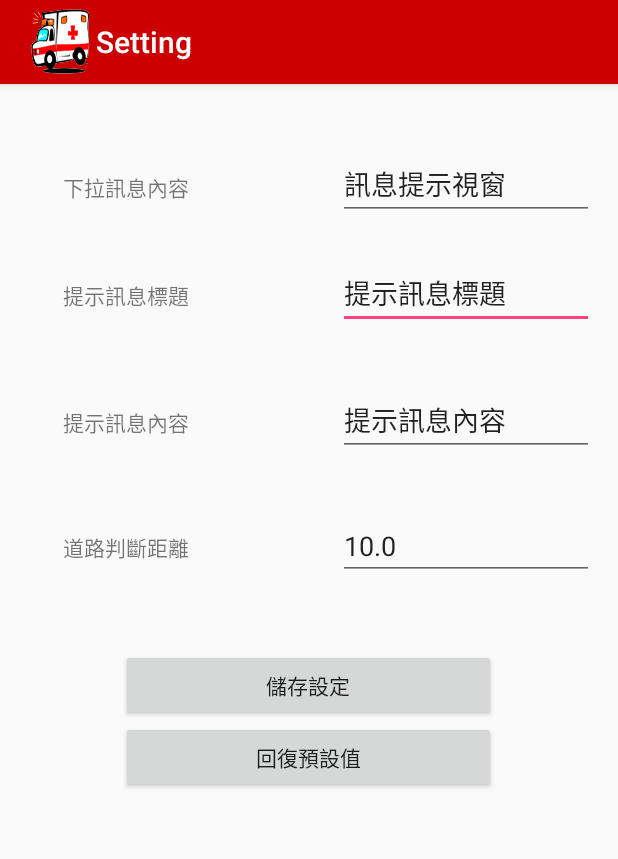
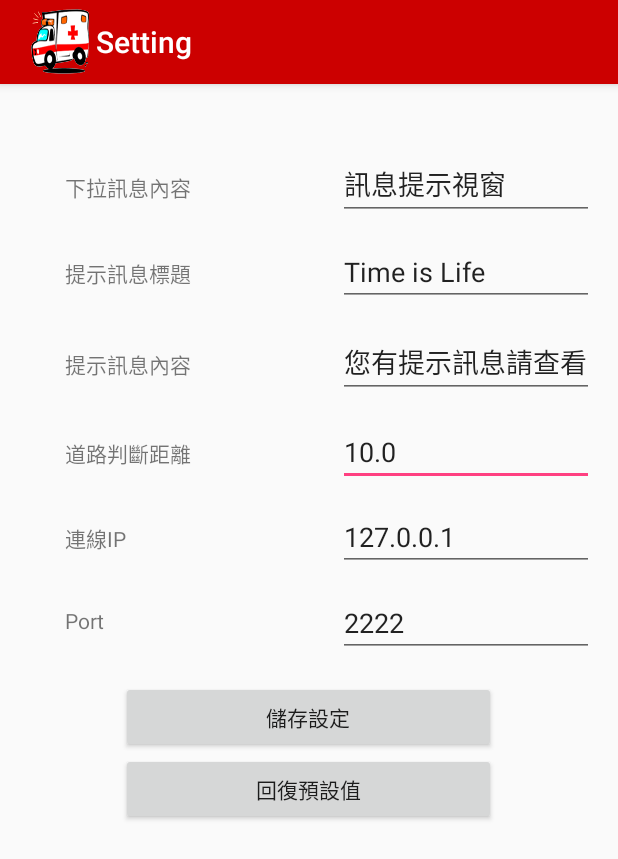
Before and after one commit to john850512/Time-is-Life, an Android app: the screen it shows after launch (SettingActivity), after a tap on an icon or button, on a phone screen of 412 x 824 dp. Shown: the top 859 px of the screen. Run offline under Robolectric (Android 15) with nearby library versions, the phone set to English and light mode, and no system bars; 2 other taps on this screen came first.

Commit message:
V1.4
版本:V1.4
日期:20170803
說明:
1.SettingActivity的IP和Port
2.SettingActivity UI
3.MainActivity UI
4.MainActivity Code 架構調整
5.解決SettingActivity回到主頁面會重複呼叫Activity的bug

```diff
--- a/Google_API_O_I_O_I/app/src/main/java/net/macdidi/google_api_o_i_o_i/MainActivity.java
+++ b/Google_API_O_I_O_I/app/src/main/java/net/macdidi/google_api_o_i_o_i/MainActivity.java
@@ -8,6 +8,8 @@ import android.content.SharedPreferences;
 import android.graphics.Bitmap;
 import android.graphics.BitmapFactory;
 import android.graphics.drawable.BitmapDrawable;
+import android.net.ConnectivityManager;
+import android.net.NetworkInfo;
 import android.os.Bundle;
 import android.os.Handler;
 import android.os.Message;
@@ -28,22 +30,24 @@ import java.io.DataOutputStream;
 import java.net.InetAddress;
 import java.net.Socket;
 
+import static android.R.attr.port;
 import static net.macdidi.google_api_o_i_o_i.R.id.button;
 import static net.macdidi.google_api_o_i_o_i.R.id.imageView;
 
 public class MainActivity extends AppCompatActivity  {
     private int socketerr = 0;
-    private Button Notify_Button ;
+    private Button Notify_Button;
     private Button settingBtn;
+    private Button redbutton;
     private ToggleButton toggleButton;
-    private Button redbutton ;
     private Switch switch1;
 
     //golbal variable(saved in xml)
     private String hintText;
     private String hintContentTitle;
     private String hintContentText;
-    private Double tolerance;
+    private String IP;
+    private int port;
 
     ImageView smallred;
     ImageView smallgreen;
@@ -59,7 +63,9 @@ public class MainActivity extends AppCompatActivity  {
     protected void onCreate(Bundle savedInstanceState) {
         super.onCreate(savedInstanceState);
         setContentView(R.layout.activity_main);
-        //set icon with actionbar
+        //檢查網路狀態
+        checkNetStat();
+        //設定ICON
         ActionBar menu = getSupportActionBar();
         menu.setDisplayShowHomeEnabled(true);
         menu.setIcon(R.mipmap.ic_launcher);
@@ -67,7 +73,35 @@ public class MainActivity extends AppCompatActivity  {
         Thread test = new Thread(clientSocket);
         test.start();
 
-        //讀取數據
+        if(readReacord() == 0)firRecord();//第一次開啟APP(之前沒寫過檔案)
+
+        Notify_Button = (Button)findViewById(R.id.Notify_Button);//開啟上方訊息通知的按鈕
+        Notify_Button.setOnClickListener(MsgNotice);
+        settingBtn = (Button)findViewById(button);//Setting Button
+        settingBtn.setOnClickListener(openSettingActivity);
+        redbutton = (Button)findViewById(R.id.button3);//Center Circle Button
+        redbutton.setOnClickListener(openMapActivity);
+        smallred = (ImageView) findViewById(imageView);
+        smallgreen = (ImageView) findViewById(R.id.imageView2);
+        switch1 = (Switch)findViewById(R.id.switch1);
+        switch1.setOnClickListener(switch_colorChange);
+
+        animateButton();
+    }
+
+    private void firRecord(){
+        SharedPreferences sharedPreferences = getSharedPreferences("Data" , MODE_PRIVATE);
+        sharedPreferences.edit().putInt("fir_write", 1).apply();
+        sharedPreferences.edit().putString("hintText", "訊息提示視窗").apply();
+        sharedPreferences.edit().putString("hintContentTitle", "Time is Life").apply();
+        sharedPreferences.edit().putString("hintContentText", "您有提示訊息請查看").apply();
+        sharedPreferences.edit().putFloat("tolerance", 10.0f).apply();
+        sharedPreferences.edit().putString("IP", "127.0.0.1").apply();
+        sharedPreferences.edit().putInt("port", 2222).apply();
+        Toast.makeText(MainActivity.this,"紀錄檔設定完成",Toast.LENGTH_SHORT).show();
+    }
+    private int readReacord(){
+        //讀取數據，回傳1代表該手機已有xml檔；0代表手機尚未建立xml檔
         SharedPreferences sharedPreferences = getSharedPreferences("Data" , MODE_PRIVATE);
         int fir_write = 0;
         fir_write = sharedPreferences.getInt("fir_write",0);
@@ -75,22 +109,52 @@ public class MainActivity extends AppCompatActivity  {
         hintText = sharedPreferences.getString("hintText","訊息提示視窗");
         hintContentTitle = sharedPreferences.getString("hintContentTitle","Time is Life");
         hintContentText = sharedPreferences.getString("hintContentText","hintContentText");
-        tolerance = Double.valueOf(sharedPreferences.getFloat("tolerance",10.0f));
-        //第一次開啟APP(之前沒寫過檔案)
-        if(fir_write == 0)
-        {
-            Toast.makeText(MainActivity.this,"第一次檔案寫入成功",Toast.LENGTH_SHORT).show();
-            sharedPreferences.edit().putInt("fir_write", 1).apply();
-            sharedPreferences.edit().putString("hintText", "訊息提示視窗").apply();
-            sharedPreferences.edit().putString("hintContentTitle", "提示訊息標題").apply();
-            sharedPreferences.edit().putString("hintContentText", "提示訊息內容").apply();
-            sharedPreferences.edit().putFloat("tolerance", 10.0f).apply();
+        IP = sharedPreferences.getString("IP","127.0.0.1");
+        port = sharedPreferences.getInt("port",2222);
+        return fir_write;
     }
-
-        Notify_Button = (Button)findViewById(R.id.Notify_Button);
-        Notify_Button.setOnClickListener(new View.OnClickListener(){
+    private Button.OnClickListener openSettingActivity = new Button.OnClickListener(){
         @Override
         public void onClick(View v) {
+            Intent Maps = new Intent();
+            Maps.setClass(MainActivity.this,SettingActivity.class);
+            startActivity(Maps);
+        }
+    };
+    private Button.OnClickListener openMapActivity = new Button.OnClickListener(){
+        @Override
+        public void onClick(View v) {
+            Intent Maps = new Intent();
+            Maps.setClass(MainActivity.this,MapsActivity.class);
+            Maps.putExtra("geoinfo",in);
+            startActivity(Maps);
+        }
+    };
+    private Button.OnClickListener switch_colorChange = new Button.OnClickListener(){
+        @Override
+        public void onClick(View v) {
+            if(switch1.isChecked()){
+                //Toast.makeText(MainActivity.this,"YES",Toast.LENGTH_SHORT).show();
+                // int id = getResources().getIdentifier("@drawable/" + "smallgreenbutton.png", null, getPackageName());
+                //red_green_switch.setImageResource(id);
+                smallred.setVisibility(View.GONE);
+                smallgreen.setVisibility(View.VISIBLE);
+                switch1.setText("結束行駛");
+            }
+            else {
+                //Toast.makeText(MainActivity.this,"NO",Toast.LENGTH_SHORT).show();
+                //int id = getResources().getIdentifier("@drawable/" + "smallredbutton.png", null, getPackageName());
+                //red_green_switch.setImageResource(id);
+                smallred.setVisibility(View.VISIBLE);
+                smallgreen.setVisibility(View.GONE);
+                switch1.setText("開始行駛");
+            }
+        }
+    };
+    //通知偵聽
+    private Button.OnClickListener MsgNotice = new Button.OnClickListener(){
+        @Override
+        public void onClick(View v){
             //步驟1 : 初始化NotificationManager，取得Notification服務
             NotificationManager myNotificationManager = (NotificationManager)getSystemService(NOTIFICATION_SERVICE);
             //步驟2 : 按下通知之後要執行的activity
@@ -150,73 +214,8 @@ public class MainActivity extends AppCompatActivity  {
             //取消以前顯示的所有通知.
 //              mNotificationManager.cancelAll();
         }
-        });
-        settingBtn = (Button)findViewById(button);//Setting Button
-        redbutton = (Button)findViewById(R.id.button3);//Center Circle Button
-        smallred = (ImageView) findViewById(imageView);
-        smallgreen = (ImageView) findViewById(R.id.imageView2);
-        toggleButton = (ToggleButton) findViewById(R.id.toggleButton);
-        switch1 = (Switch)findViewById(R.id.switch1);
-        switch1.setOnClickListener(new View.OnClickListener() {
-            @Override
-            public void onClick(View v) {
-                if(switch1.isChecked()){
-                    //Toast.makeText(MainActivity.this,"YES",Toast.LENGTH_SHORT).show();
-                    // int id = getResources().getIdentifier("@drawable/" + "smallgreenbutton.png", null, getPackageName());
-                    //red_green_switch.setImageResource(id);
-                    smallred.setVisibility(View.GONE);
-                    smallgreen.setVisibility(View.VISIBLE);
-                }
-                else {
-                    //Toast.makeText(MainActivity.this,"NO",Toast.LENGTH_SHORT).show();
-                    //int id = getResources().getIdentifier("@drawable/" + "smallredbutton.png", null, getPackageName());
-                    //red_green_switch.setImageResource(id);
-                    smallred.setVisibility(View.VISIBLE);
-                    smallgreen.setVisibility(View.GONE);
-                }
-            }
-        });
-        toggleButton.setOnClickListener(new View.OnClickListener() {
-            @Override
-            public void onClick(View v) {
-                if(toggleButton.isChecked()){
-                    //Toast.makeText(MainActivity.this,"YES",Toast.LENGTH_SHORT).show();
-                   // int id = getResources().getIdentifier("@drawable/" + "smallgreenbutton.png", null, getPackageName());
-                    //red_green_switch.setImageResource(id);
-                    smallred.setVisibility(View.GONE);
-                    smallgreen.setVisibility(View.VISIBLE);
-                }
-                else {
-                    //Toast.makeText(MainActivity.this,"NO",Toast.LENGTH_SHORT).show();
-                    //int id = getResources().getIdentifier("@drawable/" + "smallredbutton.png", null, getPackageName());
-                    //red_green_switch.setImageResource(id);
-                    smallred.setVisibility(View.VISIBLE);
-                    smallgreen.setVisibility(View.GONE);
-                }
-            }
-        });
-        //Setting Button
-        settingBtn.setOnClickListener(new View.OnClickListener(){
-            @Override
-            public void onClick(View v) {
-                Intent Maps = new Intent();
-                Maps.setClass(MainActivity.this,SettingActivity.class);
-                startActivity(Maps);
-            }
-        });
-        //Center Circle Button
-        redbutton.setOnClickListener(new View.OnClickListener(){
-            @Override
-            public void onClick(View v) {
-                Intent Maps = new Intent();
-                Maps.setClass(MainActivity.this,MapsActivity.class);
-                Maps.putExtra("geoinfo",in);
-                startActivity(Maps);
-            }
-        });
+    };
 
-        animateButton();
-    }
 
     Handler handler = new Handler() {
         @Override
@@ -227,14 +226,15 @@ public class MainActivity extends AppCompatActivity  {
             else Toast.makeText(getApplicationContext(),"Cannot connect to server~" + in, Toast.LENGTH_LONG).show();
         }
     };
+
     Runnable clientSocket = new Runnable() {
         @Override
         public void run() {
             try {
-                InetAddress serverAddr = InetAddress.getByName("111.254.200.136");
+                InetAddress serverAddr = InetAddress.getByName(IP);
                 Log.e("Socket", "Client: Connecting...");
                 try {
-                    m_socket= new Socket(serverAddr, 2222);
+                    m_socket= new Socket(serverAddr, port);
                     DataOutputStream output = new DataOutputStream( m_socket.getOutputStream() );
                     DataInputStream input = new DataInputStream( m_socket.getInputStream() );
                         //模式 0
@@ -259,12 +259,25 @@ public class MainActivity extends AppCompatActivity  {
             handler.sendEmptyMessage(0);
         }
     };
+    //check Internet
+    public void checkNetStat(){
+        //先取得此CONNECTIVITY_SERVICE
+        ConnectivityManager connManager = (ConnectivityManager) getSystemService(CONNECTIVITY_SERVICE);
+        //取得網路相關資訊
+        NetworkInfo networkInfo = connManager.getActiveNetworkInfo();
+
+        //判斷是否有網路
+        if (networkInfo == null || !networkInfo.isConnected()){
+            Toast.makeText(MainActivity.this,"請確認可連上網路在執行本程式",Toast.LENGTH_SHORT).show();
+            MainActivity.this.finish();
+        }
+    }
     //anim
     public void didTapPlayButton(View view) {
         animateButton();
     }
 
-    void animateButton() {
+    public void animateButton() {
         // Load the animation
         final Animation myAnim = AnimationUtils.loadAnimation(this, R.anim.bounce);
         double animationDuration = 1.6 * 1000;
--- a/Google_API_O_I_O_I/app/src/main/java/net/macdidi/google_api_o_i_o_i/SettingActivity.java
+++ b/Google_API_O_I_O_I/app/src/main/java/net/macdidi/google_api_o_i_o_i/SettingActivity.java
@@ -12,7 +12,7 @@ import android.widget.EditText;
 import static net.macdidi.google_api_o_i_o_i.R.id.testLatInput;
 
 public class SettingActivity extends AppCompatActivity {
-    private EditText EditText00,EditText01,EditText02,EditText03;
+    private EditText EditText00,EditText01,EditText02,EditText03,EditText04,EditText05;
     private Button SettingBtn,RecoverBtn;
     SharedPreferences sharedPreferences;
     @Override
@@ -27,9 +27,11 @@ public class SettingActivity extends AppCompatActivity {
         EditText01 = (EditText) findViewById(R.id.editText01);
         EditText02 = (EditText) findViewById(R.id.editText02);
         EditText03 = (EditText) findViewById(R.id.editText03);
+        EditText04 = (EditText) findViewById(R.id.editText04);
+        EditText05 = (EditText) findViewById(R.id.editText05);
         SettingBtn = (Button) findViewById(R.id.button4);
+        RecoverBtn = (Button) findViewById(R.id.button5);
         SettingBtn.setOnClickListener(Setting);
-        RecoverBtn = (Button) findViewById(R.id.button5);
         RecoverBtn.setOnClickListener(Recover);
         //設置edit text中的value
         sharedPreferences = getSharedPreferences("Data" , MODE_PRIVATE);
@@ -37,6 +39,8 @@ public class SettingActivity extends AppCompatActivity {
         EditText01.setText(sharedPreferences.getString("hintContentTitle","Not Value"));
         EditText02.setText(sharedPreferences.getString("hintContentText","Not Value"));
         EditText03.setText(String.valueOf(sharedPreferences.getFloat("tolerance",10.0f)));
+        EditText04.setText(sharedPreferences.getString("IP","127.0.0.1"));
+        EditText05.setText(String.valueOf(sharedPreferences.getInt("port",2222)));
     }
     private Button.OnClickListener Setting = new Button.OnClickListener(){
         public void onClick(View v){
@@ -44,10 +48,10 @@ public class SettingActivity extends AppCompatActivity {
             sharedPreferences.edit().putString("hintContentTitle", EditText01.getText().toString()).apply();
             sharedPreferences.edit().putString("hintContentText",EditText02.getText().toString()).apply();
             sharedPreferences.edit().putFloat("tolerance", Float.parseFloat(EditText03.getText().toString())).apply();
-
+            sharedPreferences.edit().putString("IP",EditText04.getText().toString()).apply();
+            sharedPreferences.edit().putInt("port", Integer.parseInt(EditText05.getText().toString())).apply();
             Intent Main = new Intent();
             Main.setClass(SettingActivity.this,MainActivity.class);
-            startActivity(Main);
             SettingActivity.this.finish();
         }
     };
@@ -57,9 +61,10 @@ public class SettingActivity extends AppCompatActivity {
             sharedPreferences.edit().putString("hintContentTitle", "Time is Life").apply();
             sharedPreferences.edit().putString("hintContentText", "您有提示訊息請查看").apply();
             sharedPreferences.edit().putFloat("tolerance", 10.0f).apply();
+            sharedPreferences.edit().putString("IP", "127.0.0.1").apply();
+            sharedPreferences.edit().putInt("port", 2222).apply();
             Intent Main = new Intent();
             Main.setClass(SettingActivity.this,MainActivity.class);
-            startActivity(Main);
             SettingActivity.this.finish();
         }
     };
--- a/Google_API_O_I_O_I/app/src/main/res/layout/activity_main.xml
+++ b/Google_API_O_I_O_I/app/src/main/res/layout/activity_main.xml
@@ -20,25 +20,8 @@
         android:textSize="40sp"
         android:textColor="@android:color/holo_green_light" />
 
-    <ToggleButton
-        android:layout_width="wrap_content"
-        android:layout_height="wrap_content"
-        android:id="@+id/toggleButton"
-        android:layout_alignParentTop="true"
-        android:layout_alignParentRight="true"
-        android:layout_toRightOf="@+id/hidden"
-        android:layout_marginTop="20dp"
-        android:layout_marginLeft="10dp"
-        android:layout_marginRight="60dp"
-        android:layout_alignParentEnd="true"
-        android:background="@drawable/login_button_selector"
-        android:textOn="結束行駛"
-        android:textOff="開始行駛"
-        android:checked="false" />
     <!---setting button-->
     <Button
-        android:layout_width="50dp"
-        android:layout_height="50dp"
         android:background="@drawable/settingbtn_selector"
         android:layout_alignParentTop="true"
         android:layout_alignParentRight="true"
@@ -46,7 +29,8 @@
         android:layout_marginTop="18dp"
         android:layout_marginRight="5dp"
         android:id="@+id/button"
-         />
+        android:layout_width="70dp"
+        android:layout_height="70dp" />
 
     <Button
         android:text="按我"
@@ -118,18 +102,6 @@
         android:layout_alignBottom="@+id/hidden"
         android:layout_toEndOf="@+id/About_us" />
 
-    <Switch
-        android:layout_width="wrap_content"
-        android:layout_height="wrap_content"
-        android:id="@+id/switch1"
-        android:textOn="開始行駛"
-        android:textOff="結束行駛"
-        android:splitTrack="false"
-        android:text="道路行駛"
-        android:checked="false"
-        android:layout_below="@+id/toggleButton"
-        android:layout_alignStart="@+id/toggleButton" />
-
     <Button
         android:text="救護車即將經過！！"
         android:id="@+id/button3"
@@ -142,4 +114,16 @@
         android:layout_marginTop="20dp"
         android:textSize="20sp" />
 
+    <Switch
+        android:layout_width="wrap_content"
+        android:layout_height="wrap_content"
+        android:id="@+id/switch1"
+        android:splitTrack="false"
+        android:text="開始行駛"
+        android:checked="false"
+        android:layout_alignParentTop="true"
+        android:layout_alignParentRight="true"
+        android:layout_marginTop="70dp"
+        android:layout_marginRight="80dp" />
+
 </RelativeLayout>
--- a/Google_API_O_I_O_I/app/src/main/res/layout/activity_setting2.xml
+++ b/Google_API_O_I_O_I/app/src/main/res/layout/activity_setting2.xml
@@ -10,28 +10,6 @@
     android:paddingTop="@dimen/activity_vertical_margin"
     tools:context="net.macdidi.google_api_o_i_o_i.SettingActivity">
 
-
-    <EditText
-        android:layout_width="wrap_content"
-        android:layout_height="wrap_content"
-        android:inputType="textPersonName"
-        android:text="Name"
-        android:ems="8"
-        android:layout_alignParentTop="true"
-        android:layout_alignParentEnd="true"
-        android:layout_marginTop="100dp"
-        android:id="@+id/editText01" />
-
-    <EditText
-        android:layout_width="wrap_content"
-        android:layout_height="wrap_content"
-        android:inputType="textPersonName"
-        android:text="Name"
-        android:ems="8"
-        android:id="@+id/editText02"
-        android:layout_alignBaseline="@+id/textView02"
-        android:layout_alignBottom="@+id/textView02"
-        android:layout_alignParentEnd="true" />
 
     <EditText
         android:layout_width="wrap_content"
@@ -53,23 +31,26 @@
         android:layout_alignStart="@+id/editText01"
         android:layout_marginTop="27dp"
         android:id="@+id/editText00" />
+
     <TextView
-        android:text="提示訊息內容"
+        android:text="下拉訊息內容"
         android:layout_width="wrap_content"
         android:layout_height="wrap_content"
-        android:layout_marginTop="51dp"
-        android:id="@+id/textView02"
-        android:layout_below="@+id/editText01"
-        android:layout_alignParentStart="true"
-        android:layout_marginStart="26dp" />
-    <TextView
-        android:text="道路判斷距離"
+        android:layout_alignParentTop="true"
+        android:layout_alignStart="@+id/textView01"
+        android:layout_marginTop="42dp"
+        android:id="@+id/textView00" />
+
+    <EditText
         android:layout_width="wrap_content"
         android:layout_height="wrap_content"
-        android:layout_marginTop="50dp"
-        android:id="@+id/textView03"
-        android:layout_below="@+id/editText02"
-        android:layout_alignStart="@+id/textView02" />
+        android:inputType="textPersonName"
+        android:text="Name"
+        android:ems="8"
+        android:layout_marginTop="12dp"
+        android:id="@+id/editText01"
+        android:layout_below="@+id/editText00"
+        android:layout_alignParentEnd="true" />
 
     <TextView
         android:text="提示訊息標題"
@@ -80,29 +61,90 @@
         android:layout_alignBottom="@+id/editText01"
         android:layout_alignStart="@+id/textView02" />
 
-    <TextView
-        android:text="下拉訊息內容"
+    <EditText
         android:layout_width="wrap_content"
         android:layout_height="wrap_content"
-        android:layout_alignParentTop="true"
-        android:layout_alignStart="@+id/textView01"
-        android:layout_marginTop="42dp"
-        android:id="@+id/textView00" />
-    <Button
-        android:text="儲存設定"
-        android:layout_width="250dp"
+        android:inputType="textPersonName"
+        android:text="Name"
+        android:ems="8"
+        android:id="@+id/editText02"
+        android:layout_alignBaseline="@+id/textView02"
+        android:layout_alignBottom="@+id/textView02"
+        android:layout_alignParentEnd="true" />
+
+    <TextView
+        android:text="道路判斷距離"
+        android:layout_width="wrap_content"
         android:layout_height="wrap_content"
+        android:layout_marginTop="26dp"
+        android:id="@+id/textView03"
+        android:layout_below="@+id/editText02"
+        android:layout_alignStart="@+id/textView02" />
+
+    <TextView
+        android:text="提示訊息內容"
+        android:layout_width="wrap_content"
+        android:layout_height="wrap_content"
+        android:layout_marginTop="28dp"
+        android:id="@+id/textView02"
+        android:layout_marginStart="27dp"
+        android:layout_below="@+id/editText01"
+        android:layout_alignParentStart="true" />
+
+    <EditText
+        android:layout_width="wrap_content"
+        android:layout_height="wrap_content"
+        android:inputType="textPersonName"
+        android:text="Name"
+        android:ems="10"
+        android:id="@+id/editText04"
+        android:layout_marginTop="11dp"
         android:layout_below="@+id/editText03"
-        android:layout_centerHorizontal="true"
-        android:layout_marginTop="46dp"
-        android:id="@+id/button4" />
+        android:layout_alignStart="@+id/editText03" />
+
+    <TextView
+        android:text="連線IP"
+        android:layout_width="wrap_content"
+        android:layout_height="wrap_content"
+        android:id="@+id/textView3"
+        android:layout_alignBaseline="@+id/editText04"
+        android:layout_alignBottom="@+id/editText04"
+        android:layout_alignStart="@+id/textView03" />
+
+    <TextView
+        android:text="Port"
+        android:layout_width="wrap_content"
+        android:layout_height="wrap_content"
+        android:layout_below="@+id/editText04"
+        android:layout_alignStart="@+id/textView3"
+        android:layout_marginTop="23dp"
+        android:id="@+id/textView4" />
+    <EditText
+        android:layout_width="wrap_content"
+        android:layout_height="wrap_content"
+        android:inputType="textPersonName"
+        android:text="Name"
+        android:ems="10"
+        android:layout_below="@+id/editText04"
+        android:layout_alignStart="@+id/editText04"
+        android:layout_marginTop="12dp"
+        android:id="@+id/editText05" />
     <Button
         android:text="回復預設值"
         android:layout_width="250dp"
         android:layout_height="wrap_content"
         android:id="@+id/button5"
         android:layout_below="@+id/button4"
-        android:layout_centerHorizontal="true" />
+        android:layout_alignStart="@+id/button4" />
+
+    <Button
+        android:text="儲存設定"
+        android:layout_width="250dp"
+        android:layout_height="wrap_content"
+        android:id="@+id/button4"
+        android:layout_below="@+id/editText05"
+        android:layout_centerHorizontal="true"
+        android:layout_marginTop="16dp" />
 
 
 </RelativeLayout>
```
Lines whose indentation alone changed are shown as unchanged.
